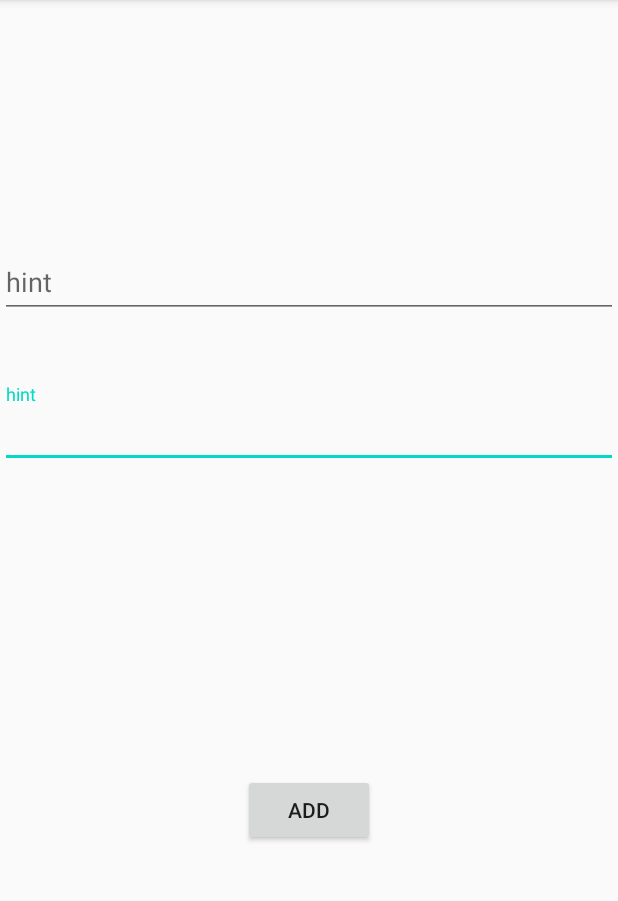
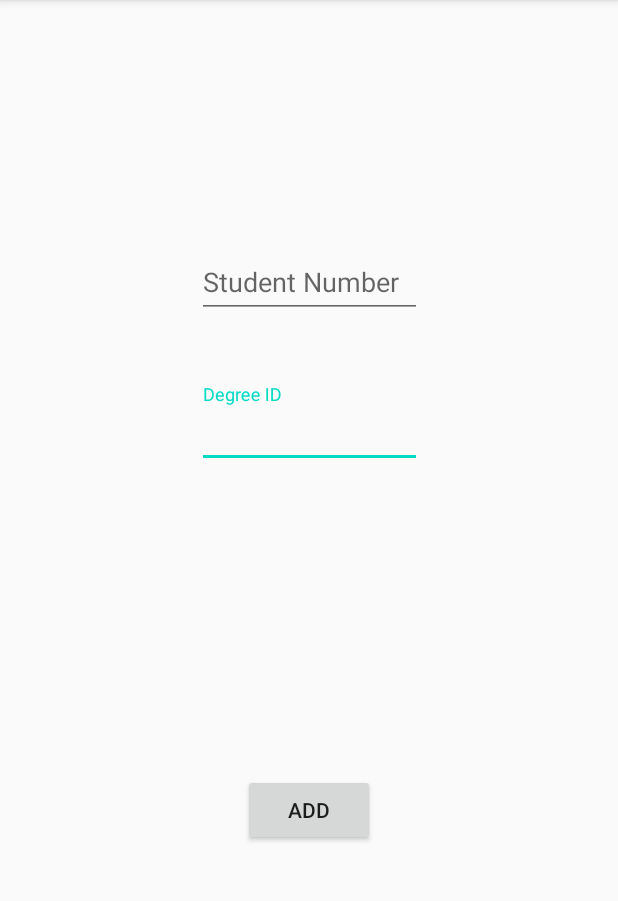
Before and after one commit to TSephiri/Timetable2020, an Android app: the NewUser screen opened directly, with no data from a screen before it, on a phone screen of 412 x 824 dp, the part 84-985 px from its top. Run offline under Robolectric (Android 15) with nearby library versions, the phone set to English and light mode, and no system bars.

Commit message:
Get student number and degree from new user

```diff
--- a/app/src/main/java/com/example/app/NewUser.java
+++ b/app/src/main/java/com/example/app/NewUser.java
@@ -3,12 +3,28 @@ package com.example.app;
 import androidx.appcompat.app.AppCompatActivity;
 
 import android.os.Bundle;
+import android.view.View;
+import android.widget.Button;
+import android.widget.EditText;
 
 public class NewUser extends AppCompatActivity {
+    String studentNo,Degree_id;
+    EditText student,degree;
 
     @Override
     protected void onCreate(Bundle savedInstanceState) {
         super.onCreate(savedInstanceState);
         setContentView(R.layout.activity_new_user);
+
+        Button addDegree = findViewById(R.id.AddDegree);
+        student = findViewById(R.id.studentNo);
+        degree = findViewById(R.id.degreeID);
+        addDegree.setOnClickListener(new View.OnClickListener() {
+            @Override
+            public void onClick(View v) {
+                studentNo = student.getText().toString();
+                Degree_id = degree.getText().toString();
+            }
+        });
     }
 }
--- a/app/src/main/res/layout/activity_new_user.xml
+++ b/app/src/main/res/layout/activity_new_user.xml
@@ -8,36 +8,39 @@
 
     <com.google.android.material.textfield.TextInputLayout
         android:id="@+id/textInputLayout2"
-        android:layout_width="match_parent"
+        android:layout_width="150dp"
         android:layout_height="wrap_content"
         android:layout_marginTop="256dp"
-        app:layout_constraintTop_toTopOf="parent"
-        tools:layout_editor_absoluteX="-16dp"
-        >
+        app:layout_constraintEnd_toEndOf="parent"
+        app:layout_constraintStart_toStartOf="parent"
+        app:layout_constraintTop_toTopOf="parent">
 
         <com.google.android.material.textfield.TextInputEditText
             android:layout_width="match_parent"
             android:layout_height="wrap_content"
-            android:hint="hint"
+            android:hint="Degree ID"
             tools:layout_editor_absoluteX="5dp"
-            tools:layout_editor_absoluteY="79dp" />
+            tools:layout_editor_absoluteY="79dp"
+            android:id="@+id/degreeID"/>
 
     </com.google.android.material.textfield.TextInputLayout>
 
     <com.google.android.material.textfield.TextInputLayout
-        android:layout_width="match_parent"
+        android:layout_width="150dp"
         android:layout_height="wrap_content"
         android:layout_marginTop="112dp"
         app:layout_constraintBottom_toTopOf="@+id/textInputLayout2"
-        app:layout_constraintTop_toTopOf="parent"
-        tools:layout_editor_absoluteX="0dp">
+        app:layout_constraintEnd_toEndOf="parent"
+        app:layout_constraintStart_toStartOf="parent"
+        app:layout_constraintTop_toTopOf="parent">
 
         <com.google.android.material.textfield.TextInputEditText
             android:layout_width="match_parent"
             android:layout_height="wrap_content"
-            android:hint="hint"
+            android:hint="Student Number"
             tools:layout_editor_absoluteX="5dp"
-            tools:layout_editor_absoluteY="79dp" />
+            tools:layout_editor_absoluteY="79dp"
+            android:id="@+id/studentNo"/>
 
     </com.google.android.material.textfield.TextInputLayout>
 
```
